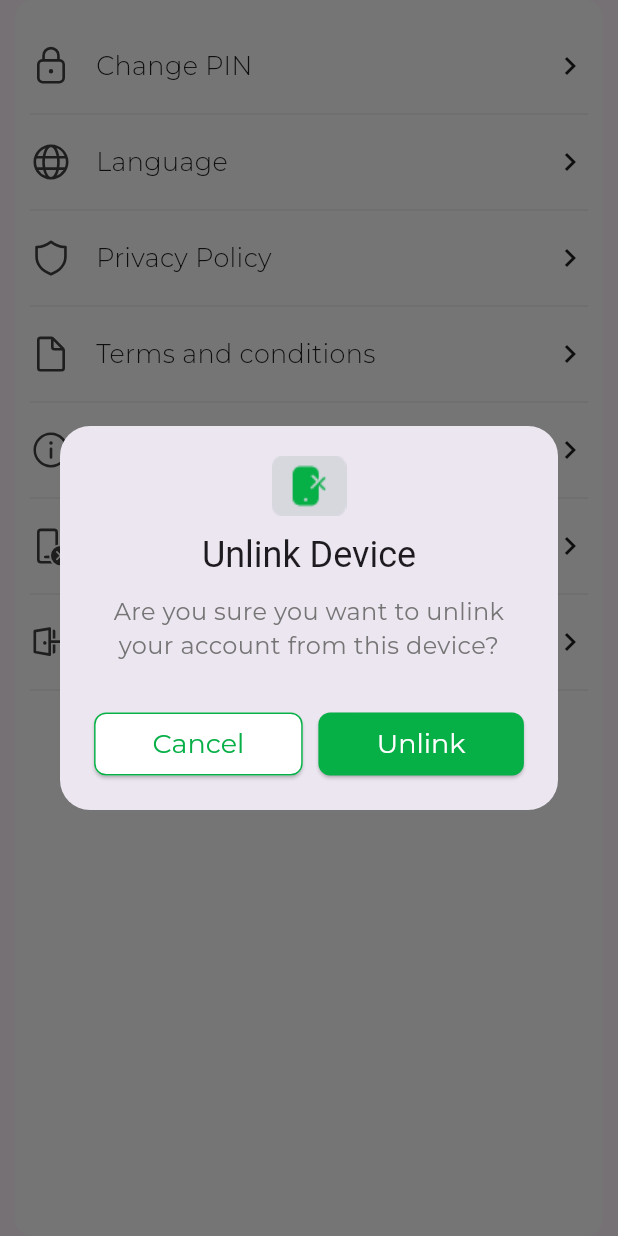
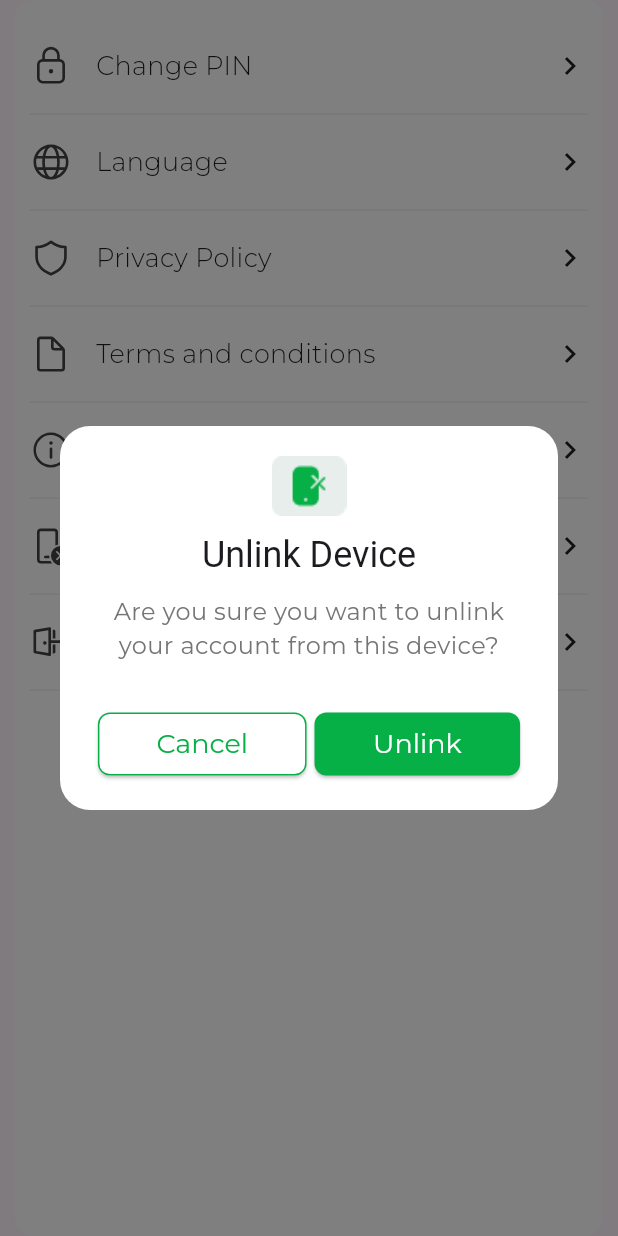
Before and after one commit to Edil-Ayehu/nedaj, a Flutter app: the ProfilePageSecondContainer widget shown alone on an empty page, opened directly, after a tap on "Unlink Device", on a phone screen of 412 x 824 dp. Run offline on Flutter 3.47's test engine with Material 3 defaults, Android fonts, the phone set to English and light mode, and no system bars; our stand-ins replace fancy_shimmer_image, fluentui_system_icons, gap, get, google_fonts, hive and 8 more; missing offline and left inert: qr_code_scanner; accounts and stored records are empty.

Commit message:
status bar shadow when dialog appear issue solved.

```diff
--- a/lib/screens/profile screen/profile_screen.dart
+++ b/lib/screens/profile screen/profile_screen.dart
@@ -12,7 +12,6 @@
   Widget build(BuildContext context) {
     return AnnotatedRegion<SystemUiOverlayStyle>(
       value: SystemUiOverlayStyle.light.copyWith(
-        statusBarColor: Colors.white,
         statusBarIconBrightness: Brightness.dark,
         statusBarBrightness: Brightness.light,
       ),
--- a/lib/screens/profile screen/widgets/profile_page_second_container.dart
+++ b/lib/screens/profile screen/widgets/profile_page_second_container.dart
@@ -92,7 +92,7 @@
                 'Unlink',
                 () {
                   // Add unlink phone logic here
-                  Navigator.of(context).pop();
+                  // Navigator.of(context).pop();
                 },
               );
             },
@@ -138,11 +138,26 @@
     String actionButtonText,
     VoidCallback onActionPressed,
   ) {
-    showDialog(
-      context: context,
-      builder: (BuildContext context) {
-        return Dialog(
-          shape: RoundedRectangleBorder(
+    OverlayState? overlayState = Overlay.of(context);
+    OverlayEntry? overlayEntry;
+
+    overlayEntry = OverlayEntry(
+      builder: (context) => Material(
+        color: Colors.black.withOpacity(0.5),
+        child: SafeArea(
+          child: GestureDetector(
+            onTap: () {
+              overlayEntry?.remove();
+            },
+            child: Container(
+              color: Colors.transparent,
+              child: Center(
+                child: GestureDetector(
+                  onTap: () {}, // Prevent taps from closing the dialog
+                  child: Container(
+                    margin: EdgeInsets.symmetric(horizontal: 40),
+                    decoration: BoxDecoration(
+                      color: Colors.white,
                       borderRadius: BorderRadius.circular(20),
                     ),
                     child: Padding(
@@ -159,7 +174,10 @@
                           SizedBox(height: 10),
                           Text(
                             title,
-                  style: Theme.of(context).textTheme.headlineSmall!.copyWith(
+                            style: Theme.of(context)
+                                .textTheme
+                                .headlineSmall!
+                                .copyWith(
                                   fontSize: 24,
                                 ),
                           ),
@@ -180,21 +198,21 @@
                                 style: ElevatedButton.styleFrom(
                                   backgroundColor: Colors.white,
                                   foregroundColor: Constants.primaryColor,
-                        side: BorderSide(color: Constants.primaryColor),
+                                  side:
+                                      BorderSide(color: Constants.primaryColor),
                                   shape: RoundedRectangleBorder(
                                     borderRadius: BorderRadius.circular(8),
                                   ),
                                 ),
                                 child: Padding(
-                        padding:
-                            EdgeInsets.symmetric(horizontal: 15, vertical: 10),
+                                  padding: EdgeInsets.symmetric(
+                                      horizontal: 15, vertical: 10),
                                   child: Text(cancelButtonText),
                                 ),
                                 onPressed: () {
-                        Navigator.of(context).pop();
+                                  overlayEntry?.remove();
                                 },
                               ),
-                    Gap(5),
                               ElevatedButton(
                                 style: ElevatedButton.styleFrom(
                                   backgroundColor: Constants.primaryColor,
@@ -203,21 +221,31 @@
                                     borderRadius: BorderRadius.circular(8),
                                   ),
                                 ),
-                      onPressed: onActionPressed,
                                 child: Padding(
-                        padding:
-                            EdgeInsets.symmetric(horizontal: 15, vertical: 10),
+                                  padding: EdgeInsets.symmetric(
+                                      horizontal: 15, vertical: 10),
                                   child: Text(actionButtonText),
                                 ),
+                                onPressed: () {
+                                  overlayEntry?.remove();
+                                  onActionPressed();
+                                },
                               ),
                             ],
                           ),
                         ],
                       ),
                     ),
+                  ),
+                ),
+              ),
+            ),
+          ),
+        ),
+      ),
     );
-      },
-    );
+
+    overlayState.insert(overlayEntry);
   }
 
   void showLanguageSelectionBottomSheet(BuildContext context) {
```
Lines whose indentation alone changed are shown as unchanged.
